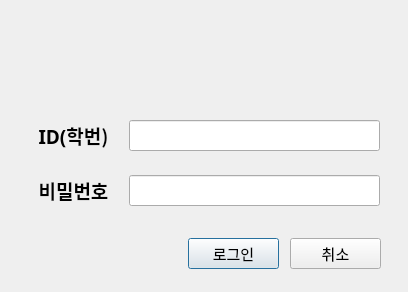
The window that DCheat_Client/DCheat/view/login.ui (DCheat/DCheat) describes before a commit, drawn with Qt 5.
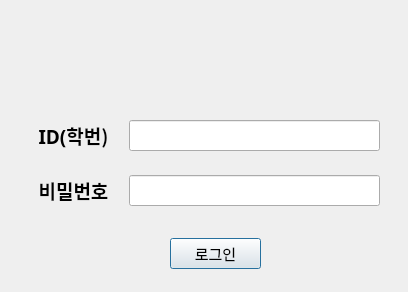
The same window after the commit.

Patch:
```diff
--- a/DCheat_Client/DCheat/view/login.ui
+++ b/DCheat_Client/DCheat/view/login.ui
@@ -10,9 +10,30 @@
     <height>292</height>
    </rect>
   </property>
+  <property name="sizePolicy">
+   <sizepolicy hsizetype="Fixed" vsizetype="Fixed">
+    <horstretch>0</horstretch>
+    <verstretch>0</verstretch>
+   </sizepolicy>
+  </property>
+  <property name="minimumSize">
+   <size>
+    <width>408</width>
+    <height>292</height>
+   </size>
+  </property>
+  <property name="maximumSize">
+   <size>
+    <width>408</width>
+    <height>292</height>
+   </size>
+  </property>
   <property name="windowTitle">
    <string>Dialog</string>
   </property>
+  <property name="sizeGripEnabled">
+   <bool>false</bool>
+  </property>
   <widget class="QLineEdit" name="lineEdit">
    <property name="geometry">
     <rect>
@@ -50,7 +71,7 @@
   <widget class="QPushButton" name="pushButton">
    <property name="geometry">
     <rect>
-     <x>188</x>
+     <x>170</x>
      <y>238</y>
      <width>91</width>
      <height>31</height>
@@ -66,25 +87,6 @@
     <string>로그인</string>
    </property>
   </widget>
-  <widget class="QPushButton" name="pushButton_2">
-   <property name="geometry">
-    <rect>
-     <x>290</x>
-     <y>238</y>
-     <width>91</width>
-     <height>31</height>
-    </rect>
-   </property>
-   <property name="font">
-    <font>
-     <family>Arial</family>
-     <pointsize>11</pointsize>
-    </font>
-   </property>
-   <property name="text">
-    <string>취소</string>
-   </property>
-  </widget>
   <widget class="QLineEdit" name="lineEdit_2">
    <property name="geometry">
     <rect>
```
Left out of the diff: 16 changed lines with no effect on the pictures.
